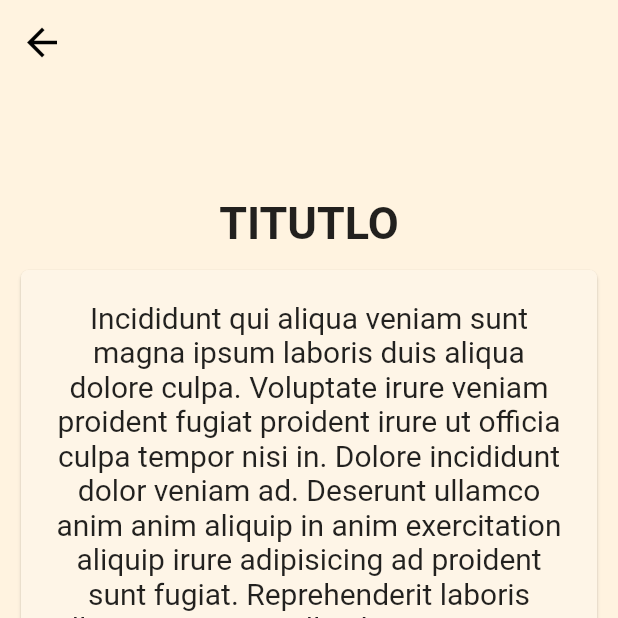
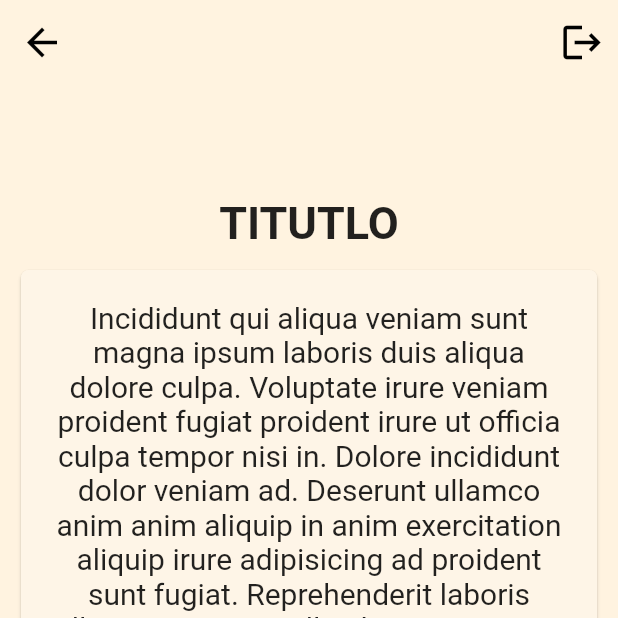
Before and after one commit to B3rert/fl_comunicacion, a Flutter app: the HomeView screen opened by its route, on a phone screen of 412 x 824 dp, the top half of it. Run offline on Flutter 3.47's test engine with Material 2 defaults, Android fonts, the phone set to English and light mode, and no system bars; our stand-ins replace shared_preferences; accounts and stored records are empty.

Commit message:
welcome screen

```diff
--- a/lib/services/login_service.dart
+++ b/lib/services/login_service.dart
@@ -17,7 +17,7 @@ class LoginService extends ChangeNotifier {
     try {
       // Arma Url del Api
       final url =
-          Uri.https(_baseUrl, "${_path.isEmpty ? '' : _path + '/'}api/Login");
+          Uri.http(_baseUrl, "${_path.isEmpty ? '' : _path + '/'}api/Login");
       // Configurar Api y consumirla
       final response = await http.post(url,
           body: loginModel.toJson(),
@@ -30,6 +30,7 @@ class LoginService extends ChangeNotifier {
         message: respLogin,
       );
     } catch (e) {
+      print(e);
       return ApiResModel(
         succes: false,
         message: e.toString(),
--- a/lib/views/home_view.dart
+++ b/lib/views/home_view.dart
@@ -43,7 +43,16 @@ class HomeView extends StatelessWidget {
           ),
         ),
       ),
-      appBar: AppBar(),
+      appBar: AppBar(
+        actions: [
+          IconButton(
+            onPressed: () {},
+            icon: const Icon(
+              Icons.logout,
+            ),
+          ),
+        ],
+      ),
       body: SingleChildScrollView(
         child: Column(
           children: [
```
Also changed, not shown: lib/main.dart (+6 -6 lines).
